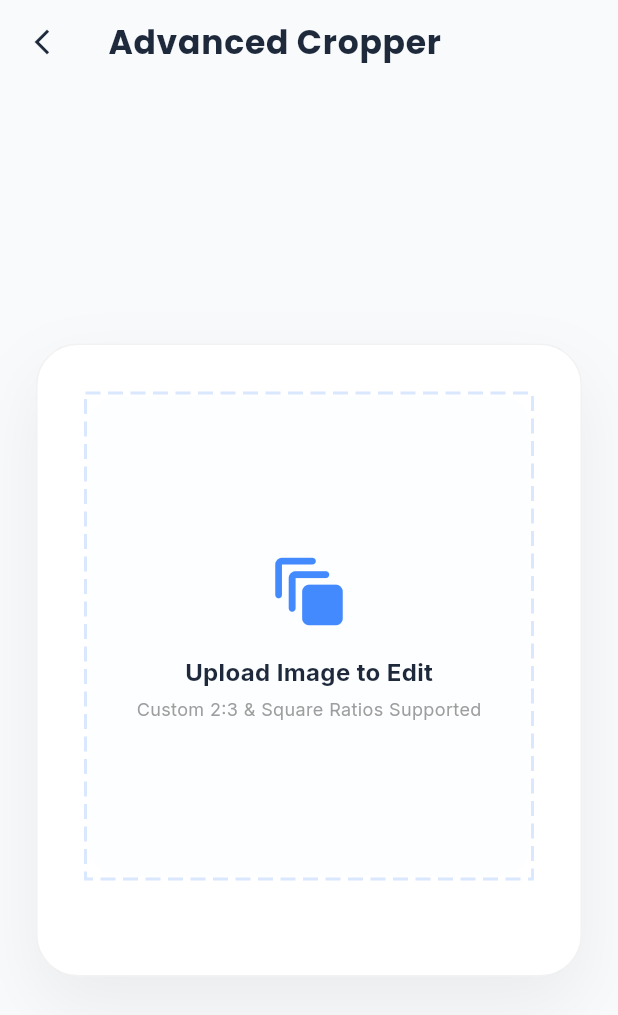
After one commit to Adityashukla2000/quicktools, a Flutter app: the ImageCropperScreen screen opened by its route, on a phone screen of 412 x 824 dp. The commit adds this screen. Shown: the top 1015 px of the screen. Run offline on Flutter 3.47's test engine with Material 3 defaults, Android fonts, the phone set to English and light mode, and no system bars; drawn by our look-alikes of dotted_border; our stand-ins replace file_picker, flutter_bloc, flutter_image_compress, go_router, google_fonts, image_cropper; missing offline and left inert: dart:html.

Commit message:
Add Image Crop Option

```diff
--- a/lib/app/router.dart
+++ b/lib/app/router.dart
@@ -1,7 +1,8 @@
 import 'package:go_router/go_router.dart';
 import 'package:quicktools/features/image_editing/ImageFormatter/ui/image_formatter_screen.dart';
 import '../features/home/ui/home_screen.dart';
-import '../features/image_converter/ui/image_converter_screen.dart';
+import '../features/image_editing/image_converter/ui/image_converter_screen.dart';
+import '../features/image_editing/image_cropper/ui/image_cropper_screen.dart';
 
 final router = GoRouter(
   routes: [
@@ -16,5 +17,10 @@ final router = GoRouter(
       path: '/imageFormatter',
       builder: (context, state) => const ImageFormatterScreen(),
     ),
+
+    GoRoute(
+      path: '/imageCropper',
+      builder: (context, state) => const ImageCropperScreen(),
+    ),
   ],
 );
--- a/lib/features/home/ui/repo/listitemdata.dart
+++ b/lib/features/home/ui/repo/listitemdata.dart
@@ -1,7 +1,6 @@
 // ─── Tool Data ────────────────────────────────────────────────────────────────
 import 'package:flutter/material.dart';
 import 'package:quicktools/app/theme.dart';
-import 'package:quicktools/features/home/bloc/toolmodel.dart';
 
 import '../model/toolItemmodel.dart';
 import '../model/toolcategorymodel.dart';
@@ -90,6 +89,7 @@ final List<ToolCategoryModel> toolCategories = [
         tagline: 'Edit dimensions freely',
         icon: Icons.crop_rounded,
         color: AppColors.sky,
+        route: "/imageCropper",
       ),
       ToolItemModel(
         title: 'Favicon Generator',
--- a/lib/features/image_converter/ui/image_converter_screen.dart
+++ b/lib/features/image_editing/image_converter/ui/image_converter_screen.dart
@@ -7,8 +7,8 @@ import 'package:dotted_border/dotted_border.dart';
 import 'package:flutter_image_compress/flutter_image_compress.dart';
 import 'dart:html' as html;
 
-import '../../../app/app.dart';
-import '../../utils/extension.dart';
+import '../../../../app/app.dart';
+import '../../../utils/extension.dart';
 import '../bloc/image_converter_bloc.dart';
 import '../bloc/image_converter_event.dart';
 import '../bloc/image_converter_state.dart';
--- /dev/null
+++ b/lib/features/image_editing/image_cropper/bloc/image_cropper_event.dart
@@ -0,0 +1,11 @@
+// Events
+import 'package:flutter/material.dart';
+
+// Events
+abstract class ImageCropperEvent {}
+class StartCrop extends ImageCropperEvent {
+  final String path;
+  final BuildContext context;
+  StartCrop(this.path, this.context);
+}
+class ResetCrop extends ImageCropperEvent {}
--- /dev/null
+++ b/lib/features/image_editing/image_cropper/bloc/image_cropper_state.dart
@@ -0,0 +1,14 @@
+import 'dart:typed_data';
+
+// States
+abstract class ImageCropperState {}
+class CropInitial extends ImageCropperState {}
+class CropLoading extends ImageCropperState {}
+class CropSuccess extends ImageCropperState {
+  final Uint8List bytes;
+  CropSuccess(this.bytes);
+}
+class CropError extends ImageCropperState {
+  final String message;
+  CropError(this.message);
+}
--- /dev/null
+++ b/lib/features/image_editing/image_cropper/ui/image_cropper_screen.dart
@@ -0,0 +1,329 @@
+import 'package:flutter/foundation.dart';
+import 'package:flutter/material.dart';
+import 'package:flutter_bloc/flutter_bloc.dart';
+import 'package:file_picker/file_picker.dart';
+import 'package:google_fonts/google_fonts.dart';
+import 'package:dotted_border/dotted_border.dart';
+import 'dart:html' as html;
+
+// Assuming your project imports
+import '../../../../app/app.dart';
+import '../bloc/image_cropper_bloc.dart';
+import '../bloc/image_cropper_event.dart';
+import '../bloc/image_cropper_state.dart';
+
+class ImageCropperScreen extends StatefulWidget {
+  const ImageCropperScreen({super.key});
+
+  @override
+  State<ImageCropperScreen> createState() => _ImageCropperScreenState();
+}
+
+class _ImageCropperScreenState extends State<ImageCropperScreen> {
+  String? _pickedPath;
+  Uint8List? _previewBytes;
+
+  @override
+  Widget build(BuildContext context) {
+    // Advanced Theme Detection via your Cubit
+    final isDark = context.watch<ThemeCubit>().state;
+    final bgColor = isDark ? const Color(0xFF0F172A) : const Color(0xFFF8FAFC);
+    final cardColor = isDark ? const Color(0xFF1E293B) : Colors.white;
+    final textColor = isDark ? Colors.white : const Color(0xFF1E293B);
+
+    return BlocProvider(
+      create: (context) => ImageCropperBloc(),
+      child: Scaffold(
+        backgroundColor: bgColor,
+        appBar: AppBar(
+          backgroundColor: Colors.transparent,
+          elevation: 0,
+          leading: IconButton(
+            icon: Icon(Icons.arrow_back_ios_new, color: textColor, size: 20),
+            onPressed: () => Navigator.pop(context),
+          ),
+          title: Text(
+            "Advanced Cropper",
+            style: GoogleFonts.poppins(
+              color: textColor,
+              fontWeight: FontWeight.bold,
+              letterSpacing: 0.5,
+            ),
+          ),
+        ),
+        body: BlocBuilder<ImageCropperBloc, ImageCropperState>(
+          builder: (context, state) {
+            return Center(
+              child: SingleChildScrollView(
+                padding: const EdgeInsets.symmetric(
+                  horizontal: 24,
+                  vertical: 12,
+                ),
+                child: Container(
+                  constraints: const BoxConstraints(maxWidth: 800),
+                  decoration: BoxDecoration(
+                    color: cardColor,
+                    borderRadius: BorderRadius.circular(28),
+                    border: Border.all(
+                      color: isDark
+                          ? Colors.white.withOpacity(0.08)
+                          : Colors.black.withOpacity(0.05),
+                    ),
+                    boxShadow: [
+                      BoxShadow(
+                        color: Colors.black.withOpacity(isDark ? 0.4 : 0.06),
+                        blurRadius: 40,
+                        offset: const Offset(0, 20),
+                      ),
+                    ],
+                  ),
+                  child: Padding(
+                    padding: const EdgeInsets.all(32),
+                    child: Column(
+                      children: [
+                        _buildUploadArea(context, isDark, textColor, state),
+                        const SizedBox(height: 32),
+                        if (_pickedPath != null)
+                          _buildActionArea(context, state, isDark, textColor),
+                      ],
+                    ),
+                  ),
+                ),
+              ),
+            );
+          },
+        ),
+      ),
+    );
+  }
+
+  Widget _buildUploadArea(
+    BuildContext context,
+    bool isDark,
+    Color textColor,
+    ImageCropperState state,
+  ) {
+    final displayImage = (state is CropSuccess) ? state.bytes : _previewBytes;
+
+    return GestureDetector(
+      onTap: () async {
+        final result = await FilePicker.platform.pickFiles(
+          type: FileType.image,
+          withData: true,
+        );
+        if (result != null) {
+          setState(() {
+            _pickedPath = result.files.first.path;
+            _previewBytes = result.files.first.bytes;
+          });
+          context.read<ImageCropperBloc>().add(ResetCrop());
+        }
+      },
+      child: DottedBorder(
+        // FIXED: Using RectDottedBorderOptions as requested
+        options: RectDottedBorderOptions(
+          color: isDark
+              ? Colors.blueAccent.withOpacity(0.4)
+              : Colors.blueAccent.withOpacity(0.2),
+          strokeWidth: 2,
+          dashPattern: const [10, 5],
+        ),
+        child: Container(
+          height: 320,
+          width: double.infinity,
+          decoration: BoxDecoration(
+            color: isDark
+                ? Colors.blueAccent.withOpacity(0.03)
+                : Colors.blueAccent.withOpacity(0.01),
+            borderRadius: BorderRadius.circular(20),
+          ),
+          child: displayImage == null
+              ? _buildPlaceholder(textColor)
+              : _buildImageDisplay(context, displayImage),
+        ),
+      ),
+    );
+  }
+
+  Widget _buildPlaceholder(Color textColor) {
+    return Column(
+      mainAxisAlignment: MainAxisAlignment.center,
+      children: [
+        const Icon(
+          Icons.auto_awesome_motion_rounded,
+          size: 54,
+          color: Colors.blueAccent,
+        ),
+        const SizedBox(height: 16),
+        Text(
+          "Upload Image to Edit",
+          style: GoogleFonts.inter(
+            fontWeight: FontWeight.bold,
+            fontSize: 16,
+            color: textColor,
+          ),
+        ),
+        const SizedBox(height: 4),
+        Text(
+          "Custom 2:3 & Square Ratios Supported",
+          style: GoogleFonts.inter(fontSize: 12, color: Colors.grey.shade500),
+        ),
+      ],
+    );
+  }
+
+  Widget _buildImageDisplay(BuildContext context, Uint8List bytes) {
+    return Stack(
+      children: [
+        ClipRRect(
+          borderRadius: BorderRadius.circular(18),
+          child: Image.memory(
+            bytes,
+            width: double.infinity,
+            height: double.infinity,
+            fit: BoxFit.contain,
+          ),
+        ),
+        Positioned(
+          right: 12,
+          top: 12,
+          child: InkWell(
+            onTap: () {
+              setState(() {
+                _pickedPath = null;
+                _previewBytes = null;
+              });
+              context.read<ImageCropperBloc>().add(ResetCrop());
+            },
+            child: Container(
+              padding: const EdgeInsets.all(8),
+              decoration: const BoxDecoration(
+                color: Colors.redAccent,
+                shape: BoxShape.circle,
+              ),
+              child: const Icon(
+                Icons.close_rounded,
+                color: Colors.white,
+                size: 18,
+              ),
+            ),
+          ),
+        ),
+      ],
+    );
+  }
+
+  Widget _buildActionArea(
+    BuildContext context,
+    ImageCropperState state,
+    bool isDark,
+    Color textColor,
+  ) {
+    final isLoading = state is CropLoading;
+
+    return Column(
+      children: [
+        if (state is CropSuccess) _buildSuccessCard(isDark),
+        const SizedBox(height: 24),
+        ElevatedButton(
+          onPressed: isLoading
+              ? null
+              : () => context.read<ImageCropperBloc>().add(
+                  StartCrop(_pickedPath!, context),
+                ),
+          style: ElevatedButton.styleFrom(
+            backgroundColor: Colors.blueAccent,
+            minimumSize: const Size(double.infinity, 64),
+            elevation: 0,
+            shape: RoundedRectangleBorder(
+              borderRadius: BorderRadius.circular(16),
+            ),
+          ),
+          child: isLoading
+              ? const CircularProgressIndicator(
+                  color: Colors.white,
+                  strokeWidth: 2,
+                )
+              : Text(
+                  state is CropSuccess ? "Modify Crop" : "Open Pro Editor",
+                  style: GoogleFonts.inter(
+                    fontWeight: FontWeight.bold,
+                    fontSize: 16,
+                    color: Colors.white,
+                  ),
+                ),
+        ),
+        if (state is CropSuccess) ...[
+          const SizedBox(height: 16),
+          _buildDownloadButton(state.bytes),
+        ],
+      ],
+    );
+  }
+
+  Widget _buildSuccessCard(bool isDark) {
+    return Container(
+      padding: const EdgeInsets.symmetric(vertical: 20, horizontal: 16),
+      decoration: BoxDecoration(
+        color: Colors.green.withOpacity(isDark ? 0.1 : 0.05),
+        borderRadius: BorderRadius.circular(16),
+        border: Border.all(color: Colors.green.withOpacity(0.2)),
+      ),
+      child: Row(
+        mainAxisAlignment: MainAxisAlignment.center,
+        children: [
+          const Icon(Icons.verified_rounded, color: Colors.green, size: 24),
+          const SizedBox(width: 12),
+          Text(
+            "Image Processed Successfully",
+            style: GoogleFonts.inter(
+              fontWeight: FontWeight.bold,
+              color: Colors.green,
+            ),
+          ),
+        ],
+      ),
+    );
+  }
+
+  Widget _buildDownloadButton(Uint8List bytes) {
+    return InkWell(
+      onTap: () => _downloadWeb(bytes),
+      borderRadius: BorderRadius.circular(12),
+      child: Padding(
+        padding: const EdgeInsets.all(12),
+        child: Row(
+          mainAxisSize: MainAxisSize.min,
+          children: [
+            const Icon(
+              Icons.file_download_outlined,
+              color: Colors.blueAccent,
+              size: 20,
+            ),
+            const SizedBox(width: 8),
+            Text(
+              "Download Result",
+              style: GoogleFonts.inter(
+                color: Colors.blueAccent,
+                fontWeight: FontWeight.w600,
+              ),
+            ),
+          ],
+        ),
+      ),
+    );
+  }
+
+  void _downloadWeb(Uint8List bytes) {
+    if (!kIsWeb) return;
+    final blob = html.Blob([bytes]);
+    final url = html.Url.createObjectUrlFromBlob(blob);
+    html.AnchorElement(href: url)
+      ..setAttribute(
+        "download",
+        "pro_crop_${DateTime.now().millisecondsSinceEpoch}.png",
+      )
+      ..click();
+    html.Url.revokeObjectUrl(url);
+  }
+}
```
Also changed, not shown: lib/features/home/ui/home_screen.dart (+1 -17 lines), lib/features/image_editing/image_cropper/bloc/image_cropper_bloc.dart (added, +89 -0 lines), pubspec.yaml (+4 -3 lines), assets/logo/logo.png (added), lib/features/image_editing/image_converter/bloc/image_converter_bloc.dart (renamed from lib/features/image_converter/bloc/image_converter_bloc.dart), lib/features/image_editing/image_converter/bloc/image_converter_event.dart (renamed from lib/features/image_converter/bloc/image_converter_event.dart), lib/features/image_editing/image_converter/bloc/image_converter_state.dart (renamed from lib/features/image_converter/bloc/image_converter_state.dart), pubspec.lock, 7 other files.
